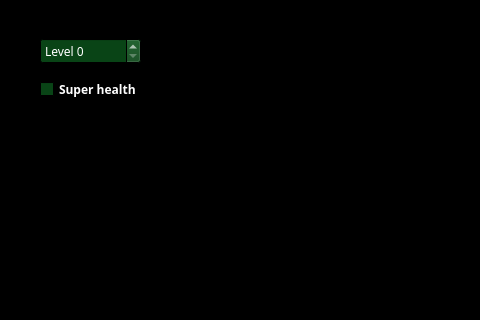
Before: the Qt Designer form qt/cheat_page.ui in cp-helsinge/CP4-20, drawn with Qt 5; both pictures show x 0 to 480 and y 152 to 472 of the 1000 by 700 pixel window.
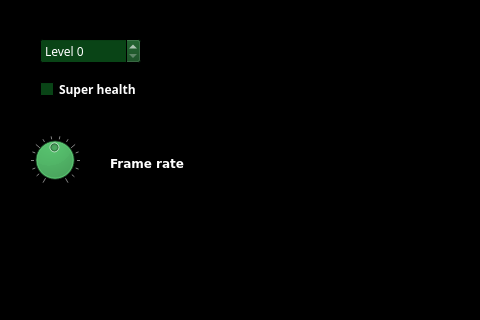
After: the same form once the commit is applied.

What changed in the file:
```diff
--- a/qt/cheat_page.ui
+++ b/qt/cheat_page.ui
@@ -401,6 +401,54 @@
     <string>Single object test</string>
    </property>
   </widget>
+  <widget class="QDial" name="frame_rate">
+   <property name="geometry">
+    <rect>
+     <x>30</x>
+     <y>280</y>
+     <width>50</width>
+     <height>64</height>
+    </rect>
+   </property>
+   <property name="font">
+    <font>
+     <weight>75</weight>
+     <bold>true</bold>
+    </font>
+   </property>
+   <property name="minimum">
+    <number>1</number>
+   </property>
+   <property name="maximum">
+    <number>60</number>
+   </property>
+   <property name="value">
+    <number>30</number>
+   </property>
+   <property name="notchesVisible">
+    <bool>true</bool>
+   </property>
+  </widget>
+  <widget class="QLabel" name="label">
+   <property name="geometry">
+    <rect>
+     <x>110</x>
+     <y>300</y>
+     <width>121</width>
+     <height>31</height>
+    </rect>
+   </property>
+   <property name="font">
+    <font>
+     <family>DejaVu Sans</family>
+     <weight>75</weight>
+     <bold>true</bold>
+    </font>
+   </property>
+   <property name="text">
+    <string>Frame rate</string>
+   </property>
+  </widget>
  </widget>
  <resources/>
  <connections/>
```
